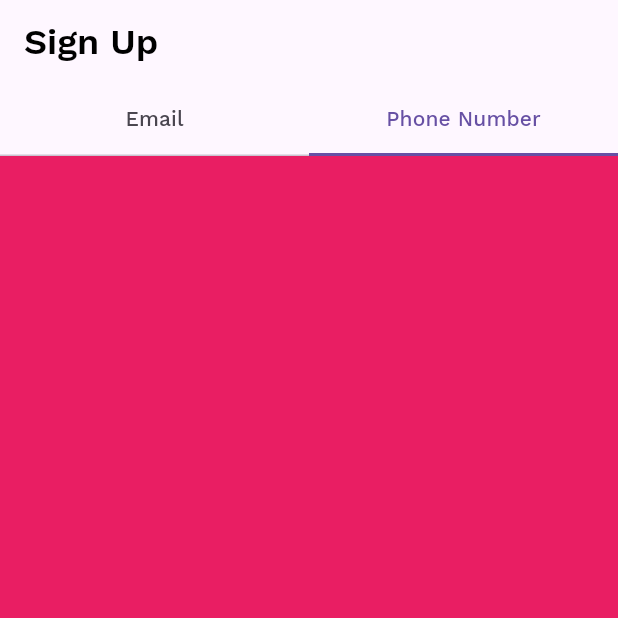
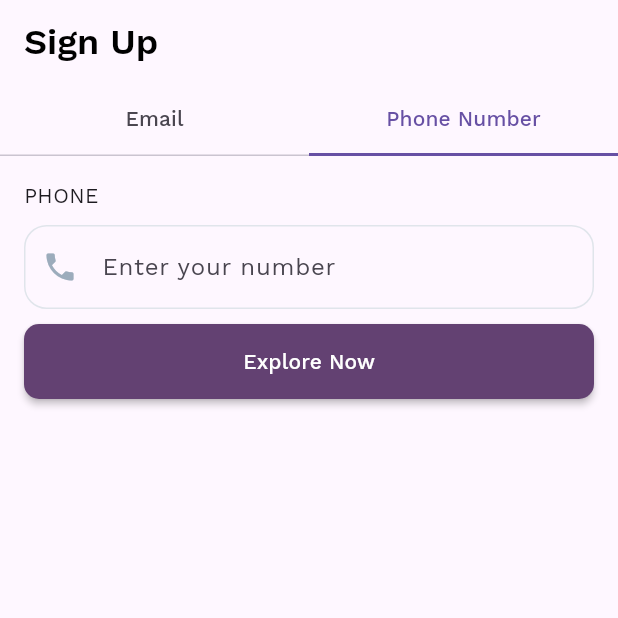
Before and after one commit to kevin2-cyber/peaky, a Flutter app: the SignUp screen opened directly, tab 2 chosen, on a phone screen of 412 x 824 dp, the top half of it. Run offline on Flutter 3.47's test engine with Material 3 defaults, Android fonts, the phone set to English and light mode, and no system bars; our stand-ins replace google_fonts; missing offline and left inert: chip_list.

Commit message:
completed register with phone tab

```diff
--- a/lib/screens/explore.dart
+++ b/lib/screens/explore.dart
@@ -47,7 +47,7 @@ class _ExploreState extends State<Explore> {
                             fontSize: 16,
                           ),
                         ),
-                        SizedBox(
+                        const SizedBox(
                           height: 20,
                         ),
                         MaterialButton(
--- a/lib/screens/signup.dart
+++ b/lib/screens/signup.dart
@@ -1,5 +1,6 @@
 import 'package:flutter/material.dart';
 import 'package:google_fonts/google_fonts.dart';
+import 'package:peaky/screens/welcome.dart';
 
 import '../util/constants.dart';
 
@@ -50,10 +51,66 @@ class _SignUpState extends State<SignUp>
           ),
           body: TabBarView(
             controller: _tabController,
+            children: const [
+              RegisterWithEmail(),
+              RegisterWithPhone(),
+            ],
+          ),
+        ),
+    );
+  }
+}
+
+class RegisterWithPhone extends StatelessWidget {
+  const RegisterWithPhone({
+    super.key,
+  });
+
+  @override
+  Widget build(BuildContext context) {
+    return Padding(
+      padding: const EdgeInsets.all(16.0),
+      child: SingleChildScrollView(
+        scrollDirection: Axis.vertical,
+        child: Column(
+          crossAxisAlignment: CrossAxisAlignment.start,
+          mainAxisAlignment: MainAxisAlignment.start,
           children: [
-              const RegisterWithEmail(),
-              Container(
-                color: Colors.pink,
+            const Text('PHONE'),
+            const SizedBox(
+              height: 10,
+            ),
+            TextFormField(
+              keyboardType: TextInputType.phone,
+              decoration: const InputDecoration(
+                prefixIcon: Icon(Icons.phone, color: AppConstants.kColorOnPrimary,),
+                hintText: 'Enter your number',
+                border: OutlineInputBorder(
+                    borderRadius: BorderRadius.all(Radius.circular(15))
+                ),
+                enabledBorder: OutlineInputBorder(
+                    borderRadius: BorderRadius.all(Radius.circular(15)),
+                    borderSide: BorderSide(color: AppConstants.kColorPrimary)
+                ),
+                focusedBorder: OutlineInputBorder(
+                    borderRadius: BorderRadius.all(Radius.circular(15)),
+                    borderSide: BorderSide(color: AppConstants.kColorPrimaryContainer)
+                ),
+              ),
+            ),
+            const SizedBox(
+              height: 10,
+            ),
+            MaterialButton(
+              onPressed: () => Navigator.of(context).push(MaterialPageRoute(builder: (context) => const WelcomeScreen())),
+              height: 50,
+              minWidth: MediaQuery.of(context).size.width,
+              color: AppConstants.kColorPrimaryContainer,
+              shape: const RoundedRectangleBorder(
+                borderRadius: BorderRadius.all(Radius.circular(10)),
+              ),
+              textColor: Colors.white,
+              child: const Text('Explore Now'),
             ),
           ],
         ),
@@ -71,6 +128,8 @@ class RegisterWithEmail extends StatelessWidget {
   Widget build(BuildContext context) {
     return Padding(
       padding: const EdgeInsets.all(16.0),
+      child: SingleChildScrollView(
+        scrollDirection: Axis.vertical,
         child: Column(
           mainAxisAlignment: MainAxisAlignment.start,
           crossAxisAlignment: CrossAxisAlignment.start,
@@ -80,6 +139,7 @@ class RegisterWithEmail extends StatelessWidget {
               height: 10,
             ),
             TextFormField(
+              keyboardType: TextInputType.emailAddress,
               decoration: const InputDecoration(
                   prefixIcon: Icon(Icons.mail, color: AppConstants.kColorOnPrimary,),
                   hintText: 'Enter your email',
@@ -104,6 +164,7 @@ class RegisterWithEmail extends StatelessWidget {
               height: 10,
             ),
             TextFormField(
+              keyboardType: TextInputType.visiblePassword,
               decoration: const InputDecoration(
                 prefixIcon: Icon(Icons.lock, color: AppConstants.kColorOnPrimary,),
                 hintText: 'Enter your password',
@@ -142,9 +203,9 @@ class RegisterWithEmail extends StatelessWidget {
               height: 10,
             ),
             MaterialButton(
-            onPressed: () {},
+              onPressed: () => Navigator.of(context).push(MaterialPageRoute(builder: (context) => const WelcomeScreen())),
               height: 50,
-            minWidth: MediaQuery.of(context).size.width * 0.9,
+              minWidth: MediaQuery.of(context).size.width,
               color: AppConstants.kColorPrimaryContainer,
               shape: const RoundedRectangleBorder(
                 borderRadius: BorderRadius.all(Radius.circular(10)),
@@ -233,6 +294,7 @@ class RegisterWithEmail extends StatelessWidget {
             ),
           ],
         ),
+      ),
     );
   }
 }
```
Lines whose indentation alone changed are shown as unchanged.
